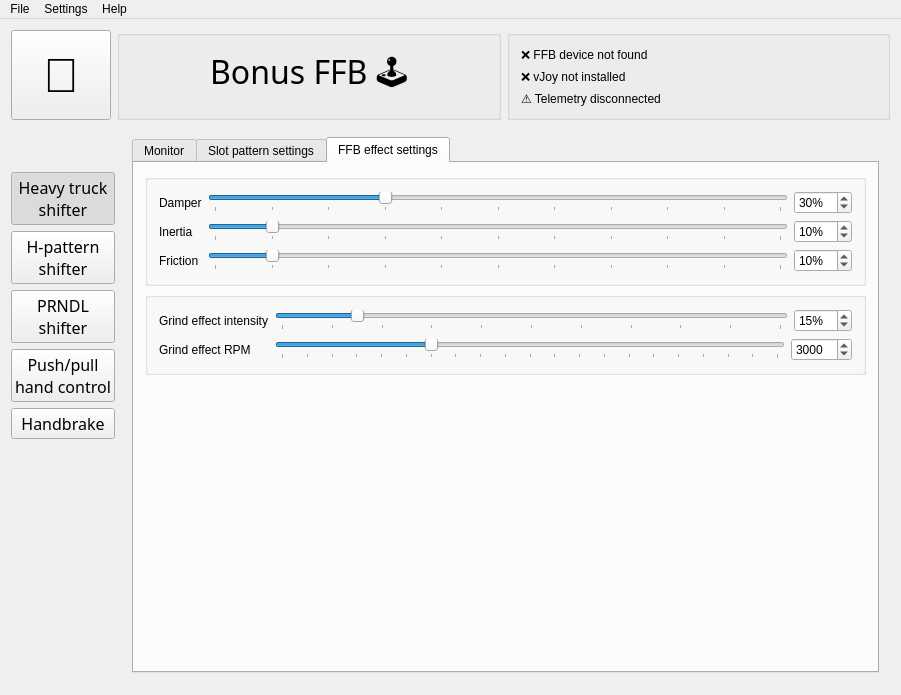
This is BonusFFB/BonusFFB.ui in kgmonteith/BonusFFB as Qt 5 draws it before an edit. The edited form follows.
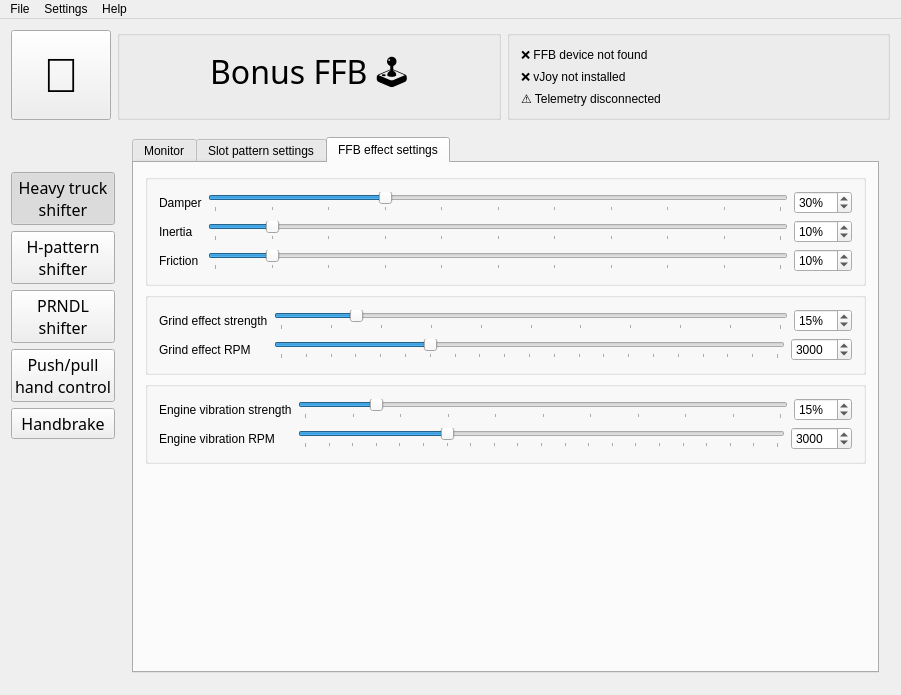
This is the edited form. The open tabs and pages were chosen to show the change. Icons and pictures are not drawn.

Commit message: Added engine RPM effect

What changed in the file:
```diff
--- a/BonusFFB/BonusFFB.ui
+++ b/BonusFFB/BonusFFB.ui
@@ -2588,7 +2588,7 @@
                  <item>
                   <widget class="QLabel" name="label_10">
                    <property name="text">
-                    <string>Grind effect intensity</string>
+                    <string>Grind effect strength</string>
                    </property>
                   </widget>
                  </item>
@@ -2692,6 +2692,127 @@
               </layout>
              </widget>
             </item>
+            <item>
+             <widget class="QGroupBox" name="groupBox_35">
+              <property name="styleSheet">
+               <string notr="true"/>
+              </property>
+              <property name="title">
+               <string/>
+              </property>
+              <property name="flat">
+               <bool>true</bool>
+              </property>
+              <layout class="QFormLayout" name="formLayout_19">
+               <item row="0" column="0">
+                <layout class="QHBoxLayout" name="horizontalLayout_11">
+                 <item>
+                  <widget class="QLabel" name="label_13">
+                   <property name="text">
+                    <string>Engine vibration strength</string>
+                   </property>
+                  </widget>
+                 </item>
+                </layout>
+               </item>
+               <item row="0" column="1">
+                <layout class="QHBoxLayout" name="horizontalLayout_6">
+                 <item>
+                  <widget class="QSlider" name="hshifter_engineVibrationStrengthSlider">
+                   <property name="maximum">
+                    <number>100</number>
+                   </property>
+                   <property name="value">
+                    <number>15</number>
+                   </property>
+                   <property name="orientation">
+                    <enum>Qt::Orientation::Horizontal</enum>
+                   </property>
+                   <property name="tickPosition">
+                    <enum>QSlider::TickPosition::TicksBelow</enum>
+                   </property>
+                   <property name="tickInterval">
+                    <number>10</number>
+                   </property>
+                  </widget>
+                 </item>
+                 <item>
+                  <widget class="QSpinBox" name="hshifter_engineVibrationStrengthSpinbox">
+                   <property name="suffix">
+                    <string>%</string>
+                   </property>
+                   <property name="maximum">
+                    <number>100</number>
+                   </property>
+                   <property name="value">
+                    <number>15</number>
+                   </property>
+                  </widget>
+                 </item>
+                </layout>
+               </item>
+               <item row="1" column="0">
+                <layout class="QHBoxLayout" name="horizontalLayout_17">
+                 <item>
+                  <widget class="QLabel" name="label_21">
+                   <property name="text">
+                    <string>Engine vibration RPM</string>
+                   </property>
+                  </widget>
+                 </item>
+                </layout>
+               </item>
+               <item row="1" column="1">
+                <layout class="QHBoxLayout" name="horizontalLayout_18">
+                 <item>
+                  <widget class="QSlider" name="hshifter_engineVibrationRPMSlider">
+                   <property name="minimum">
+                    <number>0</number>
+                   </property>
+                   <property name="maximum">
+                    <number>10000</number>
+                   </property>
+                   <property name="singleStep">
+                    <number>500</number>
+                   </property>
+                   <property name="pageStep">
+                    <number>500</number>
+                   </property>
+                   <property name="value">
+                    <number>3000</number>
+                   </property>
+                   <property name="orientation">
+                    <enum>Qt::Orientation::Horizontal</enum>
+                   </property>
+                   <property name="tickPosition">
+                    <enum>QSlider::TickPosition::TicksBelow</enum>
+                   </property>
+                   <property name="tickInterval">
+                    <number>500</number>
+                   </property>
+                  </widget>
+                 </item>
+                 <item>
+                  <widget class="QSpinBox" name="hshifter_engineVibrationRPMSpinbox">
+                   <property name="suffix">
+                    <string/>
+                   </property>
+                   <property name="maximum">
+                    <number>10000</number>
+                   </property>
+                   <property name="singleStep">
+                    <number>500</number>
+                   </property>
+                   <property name="value">
+                    <number>3000</number>
+                   </property>
+                  </widget>
+                 </item>
+                </layout>
+               </item>
+              </layout>
+             </widget>
+            </item>
             <item>
              <spacer name="verticalSpacer_8">
               <property name="orientation">
```
Left out of the diff: 14 changed lines with no effect on the pictures. The commit also changes 10 other files.
